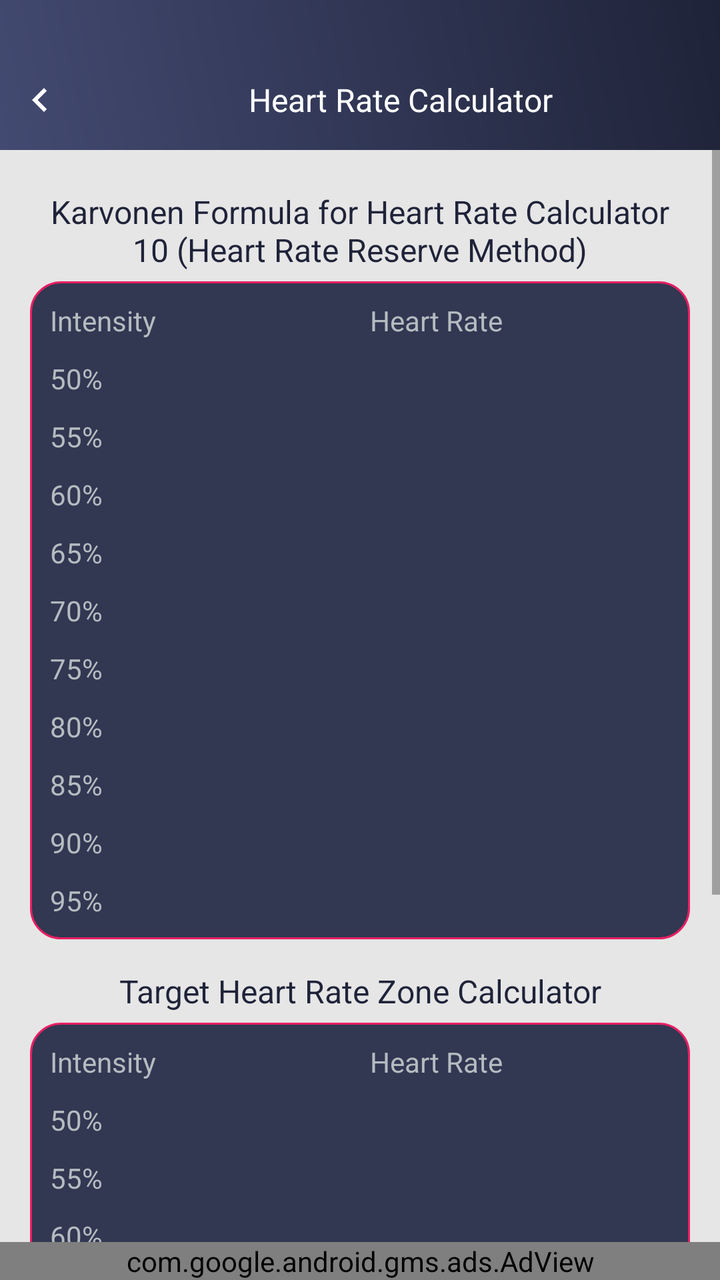
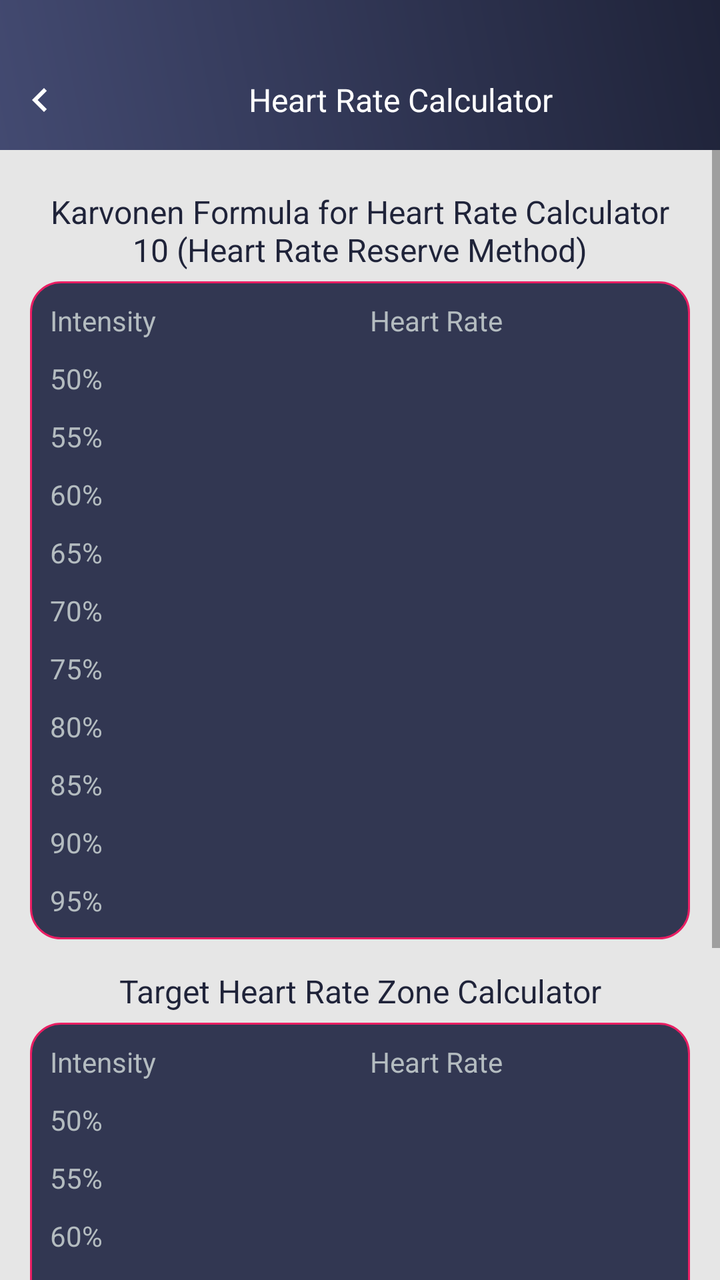

Before-and-after screenshots of an Android layout around one commit, followed by the original layout XML and the change that was made.
<!-- AndroidManifest.xml: application theme AppTheme -->
<!-- res/layout/heart_rate_chart.xml -->
<?xml version="1.0" encoding="utf-8"?>
<RelativeLayout xmlns:android="http://schemas.android.com/apk/res/android"
    xmlns:aapt="http://schemas.android.com/aapt"
    xmlns:app="http://schemas.android.com/apk/res-auto"
    android:layout_width="match_parent"
    android:layout_height="match_parent"
    android:background="@color/gray_color"
    android:orientation="vertical">

    <RelativeLayout
        android:id="@+id/rela1"
        android:background="@drawable/a1_grad"
        android:layout_width="match_parent"
        android:layout_height="wrap_content">

        <ImageView
            android:id="@+id/iv_back"
            android:layout_width="40dp"
            android:layout_height="40dp"
            android:layout_alignParentLeft="true"
            android:layout_alignParentTop="true"
            android:layout_marginTop="30dp"
            android:padding="8dp"
            android:src="@drawable/ic_chevron_left_white_24dp" />

    <TextView
        android:id="@+id/tv_title"
        android:layout_width="match_parent"
        android:layout_height="40dp"
        android:layout_marginTop="30dp"
        android:layout_toRightOf="@+id/iv_back"
        android:gravity="center"
        android:layout_marginBottom="5dp"
        android:text="@string/Heart_Rate_Calculator"
        android:textColor="@color/white"
        android:textSize="@dimen/textsize_16" />
        
    </RelativeLayout>

    <ScrollView
        android:layout_width="match_parent"
        android:layout_height="wrap_content"
        android:layout_above="@+id/ad_layout"
        android:layout_below="@+id/rela1">

        <LinearLayout
            android:layout_width="match_parent"
            android:layout_height="wrap_content"
            android:layout_margin="15dp"
            android:orientation="vertical"
            android:visibility="visible">

            <TextView
                android:id="@+id/tv_heartrate_cal"
                android:layout_width="match_parent"
                android:layout_height="wrap_content"
                android:gravity="center"
                android:padding="5dp"
                android:text="@string/Karvonen_Formula"
                android:textColor="@color/colorPrimaryDark"
                android:textSize="@dimen/textsize_16" />

            <LinearLayout
                android:layout_width="match_parent"
                android:layout_height="wrap_content"
                android:background="@drawable/corner1"
                android:padding="5dp"
                android:orientation="vertical"
                android:visibility="visible">

                <LinearLayout
                    android:layout_width="match_parent"
                    android:layout_height="wrap_content"
                    android:orientation="horizontal">

                    <TextView
                        android:id="@+id/tv_intensity1"
                        android:layout_width="0dp"
                        android:layout_height="wrap_content"
                        android:layout_weight="1"
                        android:gravity="fill"
                        android:padding="5dp"
                        android:text="@string/Intensity"
                        android:textColor="@color/textColor"
                        android:textSize="@dimen/textsize_14" />

                    <TextView
                        android:id="@+id/tv_heart_rate"
                        android:layout_width="0dp"
                        android:layout_height="wrap_content"
                        android:layout_weight="1"
                        android:gravity="fill"
                        android:padding="5dp"
                        android:text="@string/Heart_Rate"
                        android:textColor="@color/textColor"
                        android:textSize="@dimen/textsize_14" />
                </LinearLayout>

                <LinearLayout
                    android:layout_width="match_parent"
                    android:layout_height="wrap_content"
                    android:orientation="horizontal">

                    <TextView
                        android:id="@+id/tv_50"
                        android:layout_width="0dp"
                        android:layout_height="wrap_content"
                        android:layout_weight="1"
                        android:gravity="fill"
                        android:padding="5dp"
                        android:text="50%"
                        android:textColor="@color/textColor"
                        android:textSize="@dimen/textsize_14" />

                    <TextView
                        android:id="@+id/tv_hr1"
                        android:layout_width="0dp"
                        android:layout_height="wrap_content"
                        android:layout_weight="1"
                        android:gravity="fill"
                        android:padding="5dp"
                        android:textColor="@color/textColor"
                        android:textSize="@dimen/textsize_14" />
                </LinearLayout>

                <LinearLayout
                    android:layout_width="match_parent"
                    android:layout_height="wrap_content"
                    android:orientation="horizontal">

                    <TextView
                        android:id="@+id/tv_55"
                        android:layout_width="0dp"
                        android:layout_height="wrap_content"
                        android:layout_weight="1"
                        android:gravity="fill"
                        android:padding="5dp"
                        android:text="55%"
                        android:textColor="@color/textColor"
                        android:textSize="@dimen/textsize_14" />

                    <TextView
                        android:id="@+id/tv_hr2"
                        android:layout_width="0dp"
                        android:layout_height="wrap_content"
                        android:layout_weight="1"
                        android:gravity="fill"
                        android:padding="5dp"
                        android:textColor="@color/textColor"
                        android:textSize="@dimen/textsize_14" />
                </LinearLayout>

                <LinearLayout
                    android:layout_width="match_parent"
                    android:layout_height="wrap_content"
                    android:orientation="horizontal">

                    <TextView
                        android:id="@+id/tv_60"
                        android:layout_width="0dp"
                        android:layout_height="wrap_content"
                        android:layout_weight="1"
                        android:gravity="fill"
                        android:padding="5dp"
                        android:text="60%"
                        android:textColor="@color/textColor"
                        android:textSize="@dimen/textsize_14" />

                    <TextView
                        android:id="@+id/tv_hr3"
                        android:layout_width="0dp"
                        android:layout_height="wrap_content"
                        android:layout_weight="1"
                        android:gravity="fill"
                        android:padding="5dp"
                        android:textColor="@color/textColor"
                        android:textSize="@dimen/textsize_14" />
                </LinearLayout>

                <LinearLayout
                    android:layout_width="match_parent"
                    android:layout_height="wrap_content"
                    android:orientation="horizontal">

                    <TextView
                        android:id="@+id/tv_65"
                        android:layout_width="0dp"
                        android:layout_height="wrap_content"
                        android:layout_weight="1"
                        android:gravity="fill"
                        android:padding="5dp"
                        android:text="65%"
                        android:textColor="@color/textColor"
                        android:textSize="@dimen/textsize_14" />

                    <TextView
                        android:id="@+id/tv_hr4"
                        android:layout_width="0dp"
                        android:layout_height="wrap_content"
                        android:layout_weight="1"
                        android:gravity="fill"
                        android:padding="5dp"
                        android:textColor="@color/textColor"
                        android:textSize="@dimen/textsize_14" />
                </LinearLayout>

                <LinearLayout
                    android:layout_width="match_parent"
                    android:layout_height="wrap_content"
                    android:orientation="horizontal">

                    <TextView
                        android:id="@+id/tv_70"
                        android:layout_width="0dp"
                        android:layout_height="wrap_content"
                        android:layout_weight="1"
                        android:gravity="fill"
                        android:padding="5dp"
                        android:text="70%"
                        android:textColor="@color/textColor"
                        android:textSize="@dimen/textsize_14" />

                    <TextView
                        android:id="@+id/tv_hr5"
                        android:layout_width="0dp"
                        android:layout_height="wrap_content"
                        android:layout_weight="1"
                        android:gravity="fill"
                        android:padding="5dp"
                        android:textColor="@color/textColor"
                        android:textSize="@dimen/textsize_14" />
                </LinearLayout>

                <LinearLayout
                    android:layout_width="match_parent"
                    android:layout_height="wrap_content"
                    android:orientation="horizontal">

                    <TextView
                        android:id="@+id/tv_75"
                        android:layout_width="0dp"
                        android:layout_height="wrap_content"
                        android:layout_weight="1"
                        android:gravity="fill"
                        android:padding="5dp"
                        android:text="75%"
                        android:textColor="@color/textColor"
                        android:textSize="@dimen/textsize_14" />

                    <TextView
                        android:id="@+id/tv_hr6"
                        android:layout_width="0dp"
                        android:layout_height="wrap_content"
                        android:layout_weight="1"
                        android:gravity="fill"
                        android:padding="5dp"
                        android:textColor="@color/textColor"
                        android:textSize="@dimen/textsize_14" />
                </LinearLayout>

                <LinearLayout
                    android:layout_width="match_parent"
                    android:layout_height="wrap_content"
                    android:orientation="horizontal">

                    <TextView
                        android:id="@+id/tv_80"
                        android:layout_width="0dp"
                        android:layout_height="wrap_content"
                        android:layout_weight="1"
                        android:gravity="fill"
                        android:padding="5dp"
                        android:text="80%"
                        android:textColor="@color/textColor"
                        android:textSize="@dimen/textsize_14" />

                    <TextView
                        android:id="@+id/tv_hr7"
                        android:layout_width="0dp"
                        android:layout_height="wrap_content"
                        android:layout_weight="1"
                        android:gravity="fill"
                        android:padding="5dp"
                        android:textColor="@color/textColor"
                        android:textSize="@dimen/textsize_14" />
                </LinearLayout>

                <LinearLayout
                    android:layout_width="match_parent"
                    android:layout_height="wrap_content"
                    android:orientation="horizontal">

                    <TextView
                        android:id="@+id/tv_85"
                        android:layout_width="0dp"
                        android:layout_height="wrap_content"
                        android:layout_weight="1"
                        android:gravity="fill"
                        android:padding="5dp"
                        android:text="85%"
                        android:textColor="@color/textColor"
                        android:textSize="@dimen/textsize_14" />

                    <TextView
                        android:id="@+id/tv_hr8"
                        android:layout_width="0dp"
                        android:layout_height="wrap_content"
                        android:layout_weight="1"
                        android:gravity="fill"
                        android:padding="5dp"
                        android:textColor="@color/textColor"
                        android:textSize="@dimen/textsize_14" />
                </LinearLayout>

                <LinearLayout
                    android:layout_width="match_parent"
                    android:layout_height="wrap_content"
                    android:orientation="horizontal">

                    <TextView
                        android:id="@+id/tv_90"
                        android:layout_width="0dp"
                        android:layout_height="wrap_content"
                        android:layout_weight="1"
                        android:gravity="fill"
                        android:padding="5dp"
                        android:text="90%"
                        android:textColor="@color/textColor"
                        android:textSize="@dimen/textsize_14" />

                    <TextView
                        android:id="@+id/tv_hr9"
                        android:layout_width="0dp"
                        android:layout_height="wrap_content"
                        android:layout_weight="1"
                        android:gravity="fill"
                        android:padding="5dp"
                        android:textColor="@color/textColor"
                        android:textSize="@dimen/textsize_14" />
                </LinearLayout>

                <LinearLayout
                    android:layout_width="match_parent"
                    android:layout_height="wrap_content"
                    android:orientation="horizontal">

                    <TextView
                        android:id="@+id/tv_95"
                        android:layout_width="0dp"
                        android:layout_height="wrap_content"
                        android:layout_weight="1"
                        android:gravity="fill"
                        android:padding="5dp"
                        android:text="95%"
                        android:textColor="@color/textColor"
                        android:textSize="@dimen/textsize_14" />

                    <TextView
                        android:id="@+id/tv_hr10"
                        android:layout_width="0dp"
                        android:layout_height="wrap_content"
                        android:layout_weight="1"
                        android:gravity="fill"
                        android:padding="5dp"
                        android:textColor="@color/textColor"
                        android:textSize="@dimen/textsize_14" />
                </LinearLayout>
            </LinearLayout>

            <TextView
                android:id="@+id/tv_targethr"
                android:layout_width="match_parent"
                android:layout_height="wrap_content"
                android:layout_marginTop="10dp"
                android:gravity="center"
                android:padding="5dp"
                android:text="@string/Target_Heart_Rate_Zone_Calculator"
                android:textColor="@color/colorPrimaryDark"
                android:textSize="@dimen/textsize_16" />

            <LinearLayout
                android:layout_width="match_parent"
                android:layout_height="wrap_content"
                android:layout_marginBottom="15dp"
                android:background="@drawable/corner1"
                android:padding="5dp"
                android:orientation="vertical"
                android:visibility="visible">

                <LinearLayout
                    android:layout_width="match_parent"
                    android:layout_height="wrap_content"
                    android:orientation="horizontal">

                    <TextView
                        android:id="@+id/tv_intensity"
                        android:layout_width="0dp"
                        android:layout_height="wrap_content"
                        android:layout_weight="1"
                        android:gravity="fill"
                        android:padding="5dp"
                        android:text="@string/Intensity"
                        android:textColor="@color/textColor" />

                    <TextView
                        android:id="@+id/tv_hr"
                        android:layout_width="0dp"
                        android:layout_height="wrap_content"
                        android:layout_weight="1"
                        android:gravity="fill"
                        android:padding="5dp"
                        android:text="@string/Heart_Rate"
                        android:textColor="@color/textColor" />
                </LinearLayout>

                <LinearLayout
                    android:layout_width="match_parent"
                    android:layout_height="wrap_content"
                    android:orientation="horizontal">

                    <TextView
                        android:id="@+id/tv_hr50"
                        android:layout_width="0dp"
                        android:layout_height="wrap_content"
                        android:layout_weight="1"
                        android:gravity="fill"
                        android:padding="5dp"
                        android:text="50%"
                        android:textColor="@color/textColor"
                        android:textSize="@dimen/textsize_14" />

                    <TextView
                        android:id="@+id/tv_targethr1"
                        android:layout_width="0dp"
                        android:layout_height="wrap_content"
                        android:layout_weight="1"
                        android:gravity="fill"
                        android:padding="5dp"
                        android:textColor="@color/textColor"
                        android:textSize="@dimen/textsize_14" />
                </LinearLayout>

                <LinearLayout
                    android:layout_width="match_parent"
                    android:layout_height="wrap_content"
                    android:orientation="horizontal">

                    <TextView
                        android:id="@+id/tv_hr55"
                        android:layout_width="0dp"
                        android:layout_height="wrap_content"
                        android:layout_weight="1"
                        android:gravity="fill"
                        android:padding="5dp"
                        android:text="55%"
                        android:textColor="@color/textColor"
                        android:textSize="@dimen/textsize_14" />

                    <TextView
                        android:id="@+id/tv_targethr2"
                        android:layout_width="0dp"
                        android:layout_height="wrap_content"
                        android:layout_weight="1"
                        android:gravity="fill"
                        android:padding="5dp"
                        android:textColor="@color/textColor"
                        android:textSize="@dimen/textsize_14" />
                </LinearLayout>

                <LinearLayout
                    android:layout_width="match_parent"
                    android:layout_height="wrap_content"
                    android:orientation="horizontal">

                    <TextView
                        android:id="@+id/tv_hr60"
                        android:layout_width="0dp"
                        android:layout_height="wrap_content"
                        android:layout_weight="1"
                        android:gravity="fill"
                        android:padding="5dp"
                        android:text="60%"
                        android:textColor="@color/textColor"
                        android:textSize="@dimen/textsize_14" />

                    <TextView
                        android:id="@+id/tv_targethr3"
                        android:layout_width="0dp"
                        android:layout_height="wrap_content"
                        android:layout_weight="1"
                        android:gravity="fill"
                        android:padding="5dp"
                        android:textColor="@color/textColor"
                        android:textSize="@dimen/textsize_14" />
                </LinearLayout>

                <LinearLayout
                    android:layout_width="match_parent"
                    android:layout_height="wrap_content"
                    android:orientation="horizontal">

                    <TextView
                        android:id="@+id/tv_hr65"
                        android:layout_width="0dp"
                        android:layout_height="wrap_content"
                        android:layout_weight="1"
                        android:gravity="fill"
                        android:padding="5dp"
                        android:text="65%"
                        android:textColor="@color/textColor"
                        android:textSize="@dimen/textsize_14" />

                    <TextView
                        android:id="@+id/tv_targethr4"
                        android:layout_width="0dp"
                        android:layout_height="wrap_content"
                        android:layout_weight="1"
                        android:gravity="fill"
                        android:padding="5dp"
                        android:textColor="@color/textColor"
                        android:textSize="@dimen/textsize_14" />
                </LinearLayout>

                <LinearLayout
                    android:layout_width="match_parent"
                    android:layout_height="wrap_content"
                    android:orientation="horizontal">

                    <TextView
                        android:id="@+id/tv_hr70"
                        android:layout_width="0dp"
                        android:layout_height="wrap_content"
                        android:layout_weight="1"
                        android:gravity="fill"
                        android:padding="5dp"
                        android:text="70%"
                        android:textColor="@color/textColor"
                        android:textSize="@dimen/textsize_14" />

                    <TextView
                        android:id="@+id/tv_targethr5"
                        android:layout_width="0dp"
                        android:layout_height="wrap_content"
                        android:layout_weight="1"
                        android:gravity="fill"
                        android:padding="5dp"
                        android:textColor="@color/textColor"
                        android:textSize="@dimen/textsize_14" />
                </LinearLayout>

                <LinearLayout
                    android:layout_width="match_parent"
                    android:layout_height="wrap_content"
                    android:orientation="horizontal">

                    <TextView
                        android:id="@+id/tv_hr75"
                        android:layout_width="0dp"
                        android:layout_height="wrap_content"
                        android:layout_weight="1"
                        android:gravity="fill"
                        android:padding="5dp"
                        android:text="75%"
                        android:textColor="@color/textColor"
                        android:textSize="@dimen/textsize_14" />

                    <TextView
                        android:id="@+id/tv_targethr6"
                        android:layout_width="0dp"
                        android:layout_height="wrap_content"
                        android:layout_weight="1"
                        android:gravity="fill"
                        android:padding="5dp"
                        android:textColor="@color/textColor"
                        android:textSize="@dimen/textsize_14" />
                </LinearLayout>

                <LinearLayout
                    android:layout_width="match_parent"
                    android:layout_height="wrap_content"
                    android:orientation="horizontal">

                    <TextView
                        android:id="@+id/tv_hr80"
                        android:layout_width="0dp"
                        android:layout_height="wrap_content"
                        android:layout_weight="1"
                        android:gravity="fill"
                        android:padding="5dp"
                        android:text="80%"
                        android:textColor="@color/textColor"
                        android:textSize="@dimen/textsize_14" />

                    <TextView
                        android:id="@+id/tv_targethr7"
                        android:layout_width="0dp"
                        android:layout_height="wrap_content"
                        android:layout_weight="1"
                        android:gravity="fill"
                        android:padding="5dp"
                        android:textColor="@color/textColor"
                        android:textSize="@dimen/textsize_14" />
                </LinearLayout>

                <LinearLayout
                    android:layout_width="match_parent"
                    android:layout_height="wrap_content"
                    android:orientation="horizontal">

                    <TextView
                        android:id="@+id/tv_hr85"
                        android:layout_width="0dp"
                        android:layout_height="wrap_content"
                        android:layout_weight="1"
                        android:gravity="fill"
                        android:padding="5dp"
                        android:text="85%"
                        android:textColor="@color/textColor"
                        android:textSize="@dimen/textsize_14" />

                    <TextView
                        android:id="@+id/tv_targethr8"
                        android:layout_width="0dp"
                        android:layout_height="wrap_content"
                        android:layout_weight="1"
                        android:gravity="fill"
                        android:padding="5dp"
                        android:textColor="@color/textColor"
                        android:textSize="@dimen/textsize_14" />
                </LinearLayout>

                <LinearLayout
                    android:layout_width="match_parent"
                    android:layout_height="wrap_content"
                    android:orientation="horizontal">

                    <TextView
                        android:id="@+id/tv_hr90"
                        android:layout_width="0dp"
                        android:layout_height="wrap_content"
                        android:layout_weight="1"
                        android:gravity="fill"
                        android:padding="5dp"
                        android:text="90%"
                        android:textColor="@color/textColor"
                        android:textSize="@dimen/textsize_14" />

                    <TextView
                        android:id="@+id/tv_targethr9"
                        android:layout_width="0dp"
                        android:layout_height="wrap_content"
                        android:layout_weight="1"
                        android:gravity="fill"
                        android:padding="5dp"
                        android:textColor="@color/textColor"
                        android:textSize="@dimen/textsize_14" />
                </LinearLayout>

                <LinearLayout
                    android:layout_width="match_parent"
                    android:layout_height="wrap_content"
                    android:layout_marginBottom="20dp"
                    android:orientation="horizontal">

                    <TextView
                        android:id="@+id/tv_hr95"
                        android:layout_width="0dp"
                        android:layout_height="wrap_content"
                        android:layout_weight="1"
                        android:gravity="fill"
                        android:padding="5dp"
                        android:text="95%"
                        android:textColor="@color/textColor"
                        android:textSize="@dimen/textsize_14" />

                    <TextView
                        android:id="@+id/tv_targethr10"
                        android:layout_width="0dp"
                        android:layout_height="wrap_content"
                        android:layout_weight="1"
                        android:gravity="fill"
                        android:padding="5dp"
                        android:textColor="@color/textColor"
                        android:textSize="@dimen/textsize_14" />
                </LinearLayout>
            </LinearLayout>
        </LinearLayout>
    </ScrollView>

    <include
        android:id="@+id/ad_layout"
        layout="@layout/native_ad"
        android:layout_width="match_parent"
        android:layout_height="wrap_content"
        android:layout_alignParentLeft="true"
        android:layout_alignParentBottom="true"
        android:layout_gravity="top|center_vertical|center_horizontal|center" />
</RelativeLayout>
<!-- res/layout/native_ad.xml (included above) -->
<?xml version="1.0" encoding="utf-8"?>
<LinearLayout xmlns:android="http://schemas.android.com/apk/res/android"
    xmlns:aapt="http://schemas.android.com/aapt"
    xmlns:app="http://schemas.android.com/apk/res-auto"
    android:layout_width="match_parent"
    android:layout_height="wrap_content"
    android:orientation="vertical">

    <com.google.android.gms.ads.AdView
        android:id="@+id/adView"
        android:layout_width="match_parent"
        android:layout_height="wrap_content"
        android:layout_above="@+id/ll_footer_menu"
        app:adSize="BANNER"
        app:adUnitId="@string/banner_ad_three" />
</LinearLayout>
<!-- resources referenced by this layout -->
<resources>
  <color name="colorPrimaryDark">#1F2339</color>
  <color name="gray_color">#E6E6E6</color>
  <color name="textColor">#ffb4bcc0</color>
  <color name="white">#ffffff</color>
  <dimen name="textsize_14">14sp</dimen>
  <dimen name="textsize_16">16sp</dimen>
  <!-- drawable a1_grad (drawable) -->
  <?xml version="1.0" encoding="utf-8"?>
  <shape xmlns:android="http://schemas.android.com/apk/res/android">
      <gradient
          android:angle="225"
          android:endColor="#434A71"
          android:startColor="#1F2339" />
  
  
  </shape>
  <!-- drawable corner1 (drawable) -->
  <?xml version="1.0" encoding="utf-8"?>
  <shape xmlns:android="http://schemas.android.com/apk/res/android"
      android:shape="rectangle">
  
  
      <stroke
          android:width="1dp"
          android:color="#E91E63"/>
  
      <corners android:radius="15dp"/>
  
      <solid
          android:color="#323752"/>
  
  </shape>
  <!-- drawable ic_chevron_left_white_24dp (drawable) -->
  <vector android:height="24dp" android:tint="#FFFFFF"
      android:viewportHeight="24" android:viewportWidth="24"
      android:width="24dp" xmlns:android="http://schemas.android.com/apk/res/android">
      <path android:fillColor="@android:color/white" android:pathData="M15.41,7.41L14,6l-6,6 6,6 1.41,-1.41L10.83,12z"/>
  </vector>
  <string name="Heart_Rate">Heart Rate</string>
  <string name="Heart_Rate_Calculator">Heart Rate Calculator</string>
  <string name="Intensity">Intensity</string>
  <string name="Karvonen_Formula">Karvonen Formula for Heart Rate Calculator \10 (Heart Rate Reserve Method)</string>
  <string name="Target_Heart_Rate_Zone_Calculator">Target Heart Rate Zone Calculator</string>
  <string name="banner_ad_three">ca-app-pub-2957577039807154/7696956496</string>
  <style name="AppTheme" parent="Theme.AppCompat.Light.DarkActionBar">
          
          <item name="colorPrimary">@color/colorPrimary</item>
          <item name="colorPrimaryDark">@color/colorPrimaryDark</item>
          <item name="colorAccent">@color/colorAccent</item>
      </style>
  <color name="colorPrimary">#434A71</color>
  <color name="colorAccent">#1F2339</color>
</resources>

<!-- the commit's change to res/layout/heart_rate_chart.xml (unified diff, before → after) -->
@@ -687,29 +687,14 @@
         </LinearLayout>
     </ScrollView>
 
-    <include
-        android:id="@+id/ad_layout"
-        layout="@layout/native_ad"
+    <LinearLayout
+        android:id="@+id/normal_ad_include"
         android:layout_width="match_parent"
         android:layout_height="wrap_content"
-        android:layout_alignParentLeft="true"
-        android:layout_alignParentBottom="true"
-        android:layout_gravity="top|center_vertical|center_horizontal|center" />
+        android:orientation="vertical"
+        android:gravity="center"
+        android:layout_alignParentBottom="true"/>
+
+
+   
 </RelativeLayout>
-<!-- res/layout/native_ad.xml (included above) -->
-<?xml version="1.0" encoding="utf-8"?>
-<LinearLayout xmlns:android="http://schemas.android.com/apk/res/android"
-    xmlns:aapt="http://schemas.android.com/aapt"
-    xmlns:app="http://schemas.android.com/apk/res-auto"
-    android:layout_width="match_parent"
-    android:layout_height="wrap_content"
-    android:orientation="vertical">
-
-    <com.google.android.gms.ads.AdView
-        android:id="@+id/adView"
-        android:layout_width="match_parent"
-        android:layout_height="wrap_content"
-        android:layout_above="@+id/ll_footer_menu"
-        app:adSize="BANNER"
-        app:adUnitId="@string/banner_ad_three" />
-</LinearLayout>
<!-- resource entries referenced after the edit -->
@@ -43,7 +43,6 @@
   <string name="Intensity">Intensity</string>
   <string name="Karvonen_Formula">Karvonen Formula for Heart Rate Calculator \10 (Heart Rate Reserve Method)</string>
   <string name="Target_Heart_Rate_Zone_Calculator">Target Heart Rate Zone Calculator</string>
-  <string name="banner_ad_three">ca-app-pub-2957577039807154/7696956496</string>
   <style name="AppTheme" parent="Theme.AppCompat.Light.DarkActionBar">
           
           <item name="colorPrimary">@color/colorPrimary</item>
